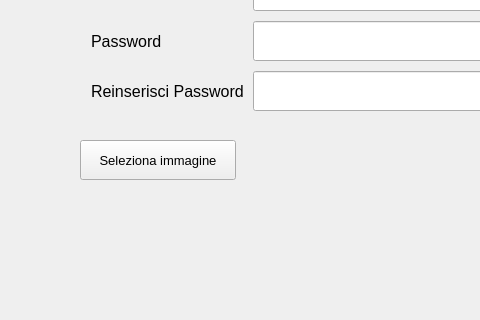
Old version of the form Client/EditorGUI/EditorGUI/Modify Profile/ModifyProfile.ui in the repository iliodipietro/Programmazione-Di-Sistema-Collaborative-Editor; both pictures show x 0 to 480 and y 217 to 537 of the 1109 by 877 pixel window.
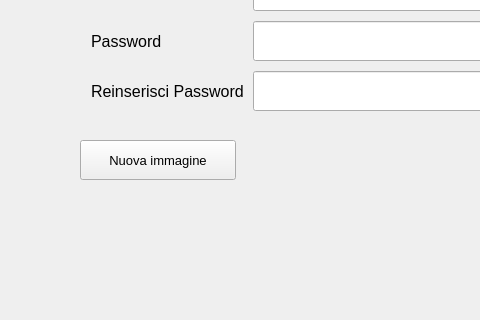
New version of the form.

What changed in the file:
```diff
--- a/Client/EditorGUI/EditorGUI/Modify Profile/ModifyProfile.ui
+++ b/Client/EditorGUI/EditorGUI/Modify Profile/ModifyProfile.ui
@@ -35,7 +35,7 @@
      </font>
     </property>
     <property name="text">
-     <string>Seleziona immagine</string>
+     <string>Nuova immagine</string>
     </property>
    </widget>
    <widget class="QPushButton" name="submit">
```
